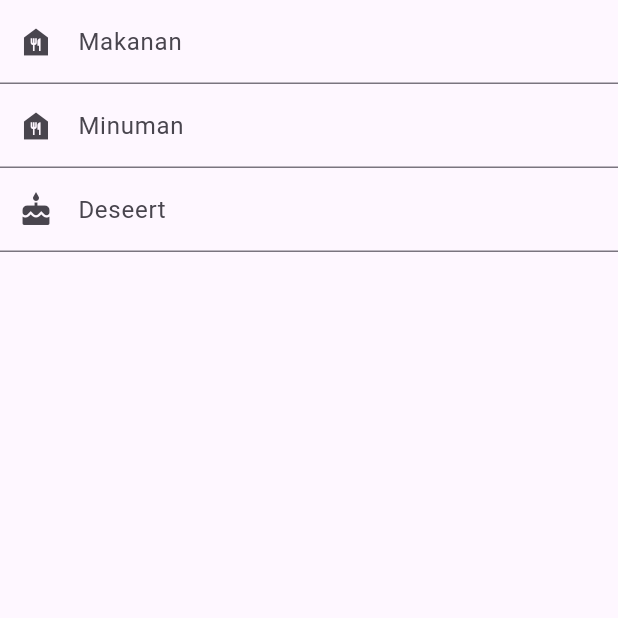
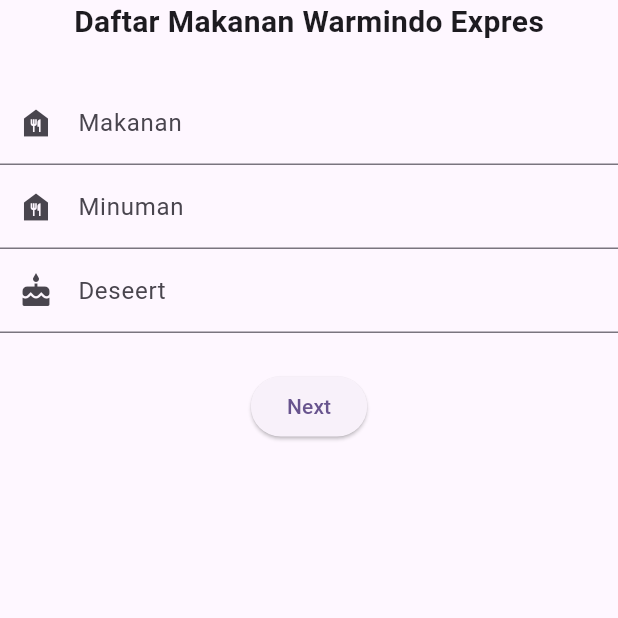
Before and after one commit to FaqodAqomaddin/FaseOne_062, a Flutter app: the DataMakanan screen opened directly, on a phone screen of 412 x 824 dp, the top half of it. Run offline on Flutter 3.47's test engine with Material 3 defaults, Android fonts, the phone set to English and light mode, and no system bars; network calls fail.

Commit message:
header footer

```diff
--- a/lib/main.dart
+++ b/lib/main.dart
@@ -17,7 +17,7 @@ class MyApp extends StatelessWidget {
         colorScheme: ColorScheme.fromSeed(seedColor: Colors.deepPurple),
         useMaterial3: true,
       ),
-      home: const DataMakanan(),
+      home: const DataForm(),
     );
   }
 }
--- a/lib/screen/data_makanan.dart
+++ b/lib/screen/data_makanan.dart
@@ -1,5 +1,7 @@
 import 'package:flutter/material.dart';
+import 'package:ucp1/widgets/footer2_widgets.dart';
 import 'package:ucp1/widgets/form2_widgets.dart';
+import 'package:ucp1/widgets/header2_widgets.dart';
 
 class DataMakanan extends StatelessWidget {
   const DataMakanan({super.key});
@@ -10,7 +12,11 @@ class DataMakanan extends StatelessWidget {
       body: SafeArea(
         child: Center(
             child: Column(
-          children: [FormMakanan()],
+          children: [
+            Header2(),
+            FormMakanan(),
+            Footer2(),
+          ],
         )),
       ),
     );
--- /dev/null
+++ b/lib/widgets/footer2_widgets.dart
@@ -0,0 +1,23 @@
+import 'package:flutter/material.dart';
+
+class Footer2 extends StatelessWidget {
+  const Footer2({super.key});
+
+  @override
+  Widget build(BuildContext context) {
+    return Column(
+      children: [
+        const SizedBox(
+          height: 25,
+        ),
+        ElevatedButton(
+          onPressed: () {},
+          child: const Text("Next"),
+        ),
+        const SizedBox(
+          height: 10,
+        ),
+      ],
+    );
+  }
+}
--- a/lib/widgets/header2_widgets.dart
+++ b/lib/widgets/header2_widgets.dart
@@ -0,0 +1,20 @@
+import 'package:flutter/material.dart';
+
+class Header2 extends StatelessWidget {
+  const Header2({super.key});
+
+  @override
+  Widget build(BuildContext context) {
+    return const Column(
+      children: [
+        Text(
+          "Daftar Makanan Warmindo Expres",
+          style: TextStyle(fontWeight: FontWeight.bold, fontSize: 20),
+        ),
+        SizedBox(
+          height: 25,
+        ),
+      ],
+    );
+  }
+}
```
Also changed, not shown: 1 other file.
